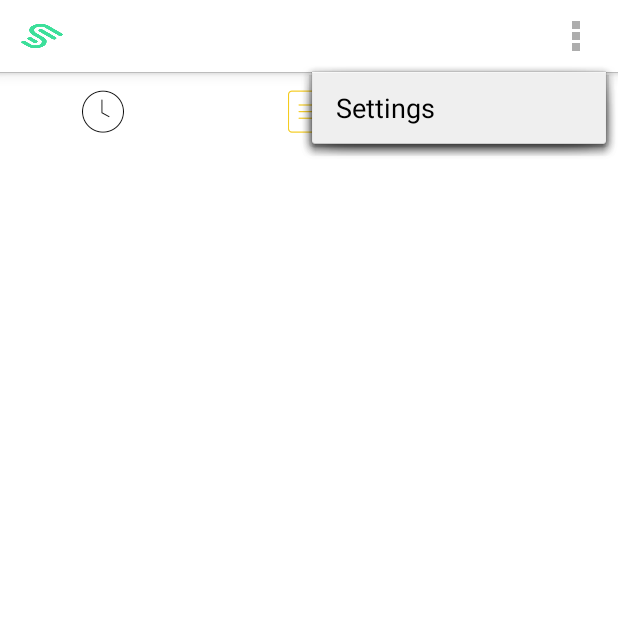
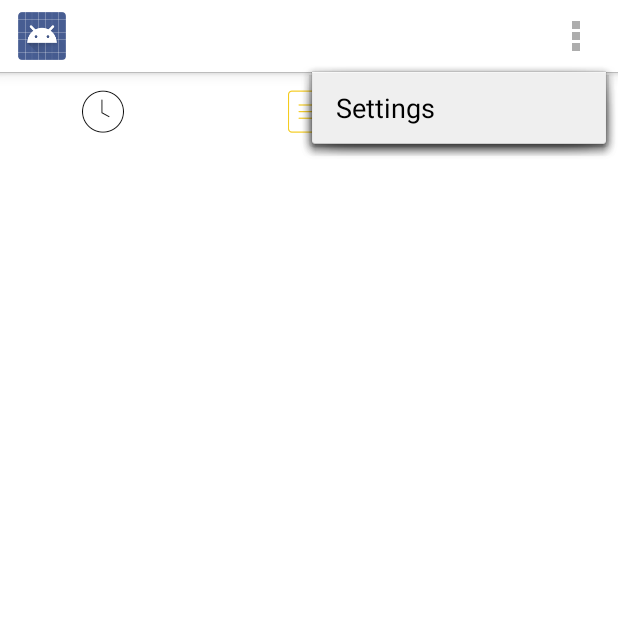
Before and after one commit to kasperpihl/swipes-android, an Android app: the screen it shows after launch (TasksActivity), with the options menu open, on a phone screen of 412 x 824 dp, the top half of it. Run offline under Robolectric (Android 15) with nearby library versions, the phone set to English and light mode, and no system bars; our stand-ins replace ButterKnife; 2 statements that could not run were skipped.

Commit message:
Use default swipes icon in action bar
Signed-off-by: Douglas Drumond <drumond.douglas@gmail.com>

```diff
--- a/Swipes/swipes/src/main/java/com/swipesapp/android/ui/activity/TasksActivity.java
+++ b/Swipes/swipes/src/main/java/com/swipesapp/android/ui/activity/TasksActivity.java
@@ -99,7 +99,6 @@ public class TasksActivity extends Activity implements ListContentsListener, Act
         if (title != null) {
             title.setTextColor(Utils.getCurrentThemeTextColor(this));
         }
-        mActionBar.setIcon(getResources().getDrawable(R.drawable.ic_action_bar));
 
         mActionBar.setNavigationMode(ActionBar.NAVIGATION_MODE_TABS);
 
```
